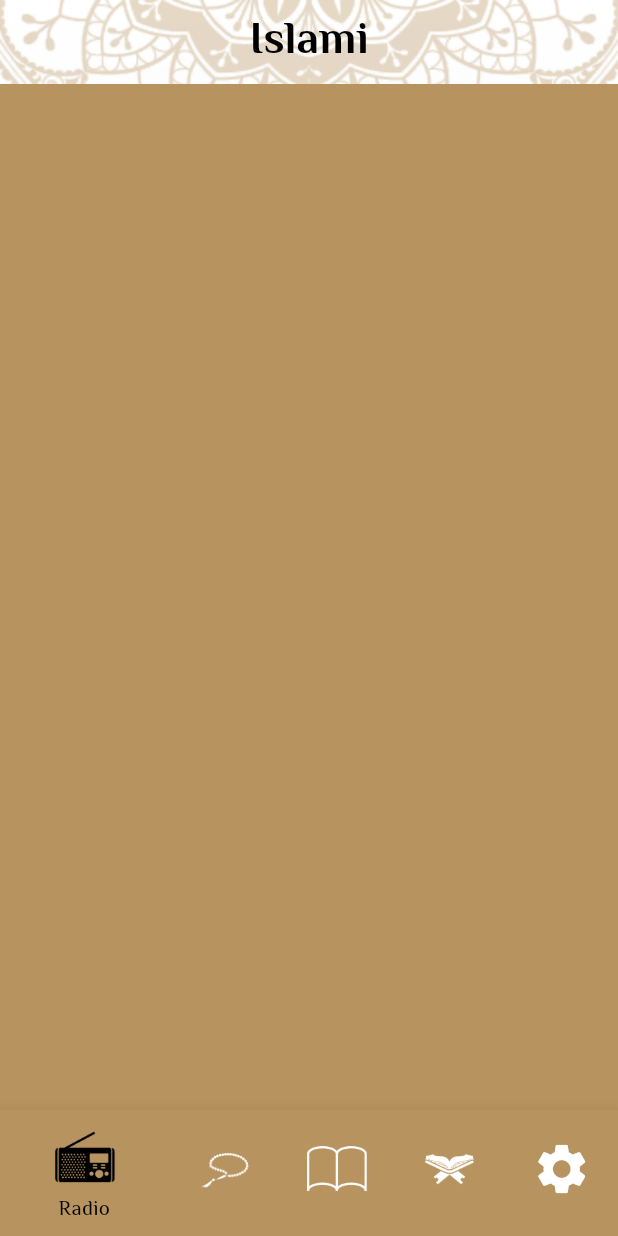
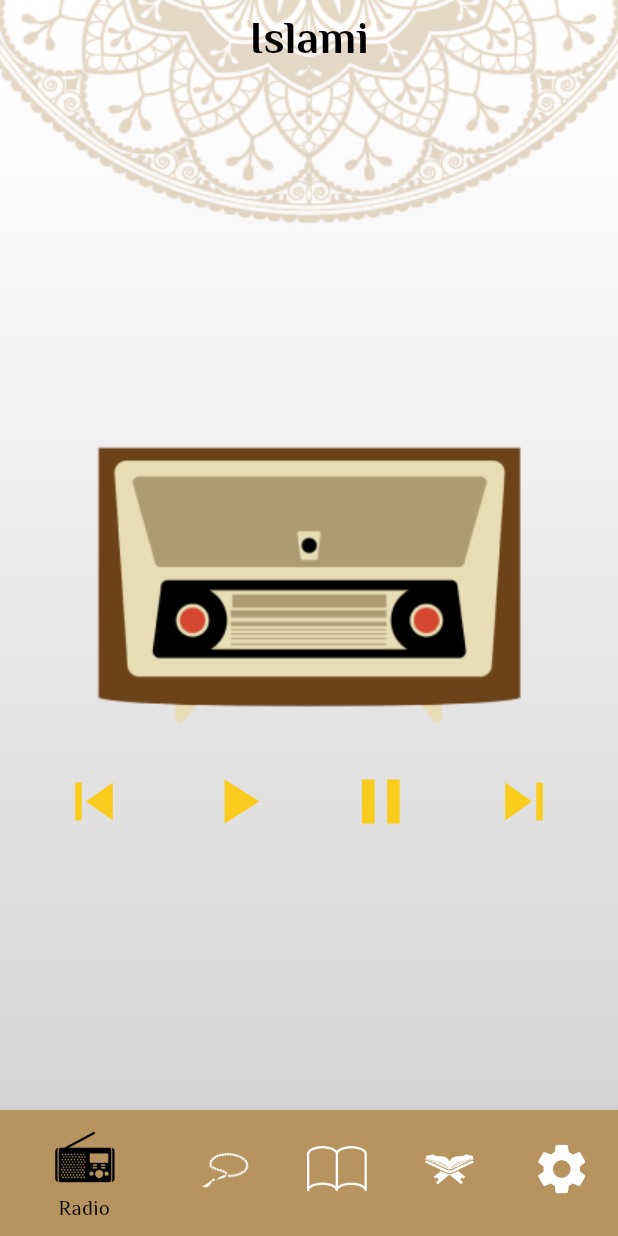
Before and after one commit to Maisherif20/islami_App, a Flutter app: the screen it shows after launch, on a phone screen of 412 x 824 dp. Run offline on Flutter 3.47's test engine with Material 3 defaults, Android fonts, the phone set to English and light mode, and no system bars; our stand-ins replace audioplayers, google_fonts, shared_preferences; generated files the repository leaves out were written again; network calls fail.

Commit message:
final islami app

```diff
--- /dev/null
+++ b/lib/api_Manager/apiManager.dart
@@ -0,0 +1,19 @@
+import 'dart:convert';
+import 'package:http/http.dart' as http;
+import 'package:islami_app/models/Radio.dart';
+
+class ApiManager {
+  static Future<List<Radios>> getRadio() async {
+    var response = await http
+        .get(Uri.parse("https://mp3quran.net/api/v3/radios?language=ar"));
+    if(response.statusCode == 200)
+      {
+        var json =  jsonDecode(response.body);
+        Radio radioData= Radio.fromJson(json);
+        return radioData.radios ?? [];
+      }
+    else {
+      throw "error";
+    }
+  }
+}
--- a/lib/homeScreen/radio_tab/radiotab.dart
+++ b/lib/homeScreen/radio_tab/radiotab.dart
@@ -1,11 +1,98 @@
 import 'package:flutter/material.dart';
+import 'package:islami_app/providers/radioProvider.dart';
+import 'package:provider/provider.dart';
 
 class RadioTab extends StatelessWidget {
-
   @override
   Widget build(BuildContext context) {
-    return Container(
-      color: Theme.of(context).primaryColor,
+    return ChangeNotifierProvider(
+      create: (BuildContext context) => RadioProvider()..getRadio(),
+      builder: (context, child) {
+        var provider = Provider.of<RadioProvider>(context, listen: false);
+        return Container(
+          child: Consumer<RadioProvider>(
+            builder: (BuildContext context, RadioProvider radioProvider,
+                Widget? child) {
+              return Column(
+                mainAxisAlignment: MainAxisAlignment.center,
+                crossAxisAlignment: CrossAxisAlignment.stretch,
+                children: [
+                  SizedBox(
+                    height: 50,
+                  ),
+                  Image.asset("assests/images/img_18.png"),
+                  if (provider.radios.isNotEmpty)
+                    Selector<RadioProvider, int>(
+                      builder: (BuildContext context, value, Widget? child) {
+                        return InkWell(
+                          onTap: () {
+                            provider.playNext();
+                          },
+                          child: Text(radioProvider.radios[value].name ?? "",
+                              textAlign: TextAlign.center,
+                              style: TextStyle(fontSize: 30)),
+                        );
+                      },
+                      selector: (p0, p1) {
+                        return p1.index;
+                      },
+                    ),
+                  Row(
+                    mainAxisAlignment: MainAxisAlignment.spaceEvenly,
+                    crossAxisAlignment: CrossAxisAlignment.center,
+                    children: [
+                      IconButton(
+                        onPressed: () async {
+                          await radioProvider.pauseAudio();
+                          // await radioProvider.playAudio();
+                          radioProvider.playPrevious();
+                        },
+                        icon: Icon(
+                          Icons.skip_previous,
+                          size: 50,
+                        ),
+                        color: Color.fromRGBO(250, 204, 29, 1),
+                      ),
+                      IconButton(
+                        onPressed: () async {
+                          await radioProvider.pauseAudio();
+                        },
+                        icon: Icon(
+                          Icons.play_arrow,
+                          size: 50,
+                        ),
+                        color: Color.fromRGBO(250, 204, 29, 1),
+                      ),
+                      IconButton(
+                        onPressed: () async {
+                          await radioProvider.playAudio();
+                        },
+                        icon: Icon(
+                          Icons.pause,
+                          size: 50,
+                        ),
+                        color: Color.fromRGBO(250, 204, 29, 1),
+                      ),
+                      IconButton(
+                        onPressed: () async {
+                          await radioProvider.pauseAudio();
+                          // await radioProvider.pauseAudio();
+                          radioProvider.playNext();
+                        },
+                        icon: Icon(
+                          Icons.skip_next,
+                          size: 50,
+                        ),
+                        color: Color.fromRGBO(250, 204, 29, 1),
+                      ),
+                    ],
+                  ),
+                ],
+              );
+            },
+          ),
+        );
+      },
     );
   }
 }
--- a/lib/homeScreen/setting tab/settingTab.dart
+++ b/lib/homeScreen/setting tab/settingTab.dart
@@ -18,6 +18,7 @@ class _SettingTabState extends State<SettingTab> {
       child: Column(
         crossAxisAlignment: CrossAxisAlignment.stretch,
         children: [
+          //of Theme
           Padding(
             padding: const EdgeInsets.only(left: 18),
             child: Text(AppLocalizations.of(context)!.theme,
@@ -44,6 +45,7 @@ class _SettingTabState extends State<SettingTab> {
               ),
             ),
           ),
+          //of Language
           Padding(
             padding: const EdgeInsets.only(left: 18),
             child: Text(AppLocalizations.of(context)!.language,
@@ -77,7 +79,6 @@ class _SettingTabState extends State<SettingTab> {
 
   void showThemeBottomSheet(){
     showModalBottomSheet(context: context, builder: (context)=>ThemeBottomSheet());
-
   }
   void showLanguageBottomSheet(){
     showModalBottomSheet(context: context, builder: (context)=> LanguageBottomSheet());
--- /dev/null
+++ b/lib/models/Radio.dart
@@ -0,0 +1,52 @@
+class Radio {
+  Radio({
+      this.radios,});
+
+  Radio.fromJson(dynamic json) {
+    if (json['radios'] != null) {
+      radios = [];
+      json['radios'].forEach((v) {
+        radios?.add(Radios.fromJson(v));
+      });
+    }
+  }
+  List<Radios>? radios;
+
+  Map<String, dynamic> toJson() {
+    final map = <String, dynamic>{};
+    if (radios != null) {
+      map['radios'] = radios?.map((v) => v.toJson()).toList();
+    }
+    return map;
+  }
+
+}
+
+class Radios {
+  Radios({
+      this.id,
+      this.name,
+      this.url,
+      this.recentDate,});
+
+  Radios.fromJson(dynamic json) {
+    id = json['id'];
+    name = json['name'];
+    url = json['url'];
+    recentDate = json['recent_date'];
+  }
+  num? id;
+  String? name;
+  String? url;
+  String? recentDate;
+
+  Map<String, dynamic> toJson() {
+    final map = <String, dynamic>{};
+    map['id'] = id;
+    map['name'] = name;
+    map['url'] = url;
+    map['recent_date'] = recentDate;
+    return map;
+  }
+
+}
--- a/lib/providers/settingsProvider.dart
+++ b/lib/providers/settingsProvider.dart
@@ -1,32 +1,74 @@
 import 'package:flutter/material.dart';
+import 'package:shared_preferences/shared_preferences.dart';
 
 class SettingsProvider extends ChangeNotifier {
   ThemeMode currentTheme = ThemeMode.light;
-  String currentLocal='en';
-  void changeTheme(ThemeMode newThemeMode) {
+  String currentLocal = 'en';
+  void changeTheme(ThemeMode newThemeMode) async {
     if (currentTheme == newThemeMode) {
       return;
     }
     currentTheme = newThemeMode;
     notifyListeners();
+    final SharedPreferences prefs = await SharedPreferences.getInstance();
+    prefs.setBool("Dark", newThemeMode == ThemeMode.dark);
   }
-  void chnageLanguage(String newLocal){
-    if(newLocal==currentLocal)return;
-    currentLocal=newLocal;
+
+  Future<void> chnageLanguage(String newLocal) async {
+    if (newLocal == currentLocal) return;
+    currentLocal = newLocal;
     notifyListeners();
+    final SharedPreferences prefs = await SharedPreferences.getInstance();
+    prefs.setString("lang", newLocal);
   }
-  String getBackground(){
-    return currentTheme==ThemeMode.light?"assests/images/img_2.png":"assests/images/img_11.png";
+
+  Future<void> getLang() async {
+    SharedPreferences prefs = await SharedPreferences.getInstance();
+    String? lang = prefs.getString("lang");
+    if (lang != null) {
+      currentLocal = lang;
+      notifyListeners();
+    }
   }
-  Widget getSplashScreen(){
-    return currentTheme==ThemeMode.light?Stack(
-        children: [
-        Image.asset("assests/images/img_14.png" , width: double.infinity,height: double.infinity,fit: BoxFit.fill,),
-    Center(child: Image.asset("assests/images/img_1.png"))
-    ]):Stack(
-        children: [
-        Image.asset("assests/images/img_13.png" , width: double.infinity,height: double.infinity,fit: BoxFit.fill,),
-    Center(child: Image.asset("assests/images/img_12.png"))
-    ]);
+
+  Future<void> getTheme() async {
+    SharedPreferences prefs = await SharedPreferences.getInstance();
+    bool? isDark = prefs.getBool("Dark");
+    if (isDark != null) {
+      if (isDark == true) {
+        currentTheme = ThemeMode.dark;
+      } else {
+        currentTheme = ThemeMode.light;
+      }
+      notifyListeners();
+    }
+  }
+
+  String getBackground() {
+    return currentTheme == ThemeMode.light
+        ? "assests/images/img_2.png"
+        : "assests/images/img_11.png";
+  }
+
+  Widget getSplashScreen() {
+    return currentTheme == ThemeMode.light
+        ? Stack(children: [
+            Image.asset(
+              "assests/images/img_14.png",
+              width: double.infinity,
+              height: double.infinity,
+              fit: BoxFit.fill,
+            ),
+            Center(child: Image.asset("assests/images/img_1.png"))
+          ])
+        : Stack(children: [
+            Image.asset(
+              "assests/images/img_13.png",
+              width: double.infinity,
+              height: double.infinity,
+              fit: BoxFit.fill,
+            ),
+            Center(child: Image.asset("assests/images/img_17.png" , height: 246 , width: 246,))
+          ]);
   }
 }
--- a/pubspec.yaml
+++ b/pubspec.yaml
@@ -40,6 +40,9 @@ dependencies:
     sdk: flutter
   intl: any
   provider: ^6.1.1
+  shared_preferences: ^2.2.3
+  http: ^1.2.0
+  audioplayers: ^5.2.1
 
 dev_dependencies:
   flutter_test:
```
Also changed, not shown: lib/main.dart (+6 -1 lines), lib/providers/radioProvider.dart (added, +45 -0 lines), assests/images/img_17.png (added), assests/images/img_18.png (added), pubspec.lock, 6 other files.
